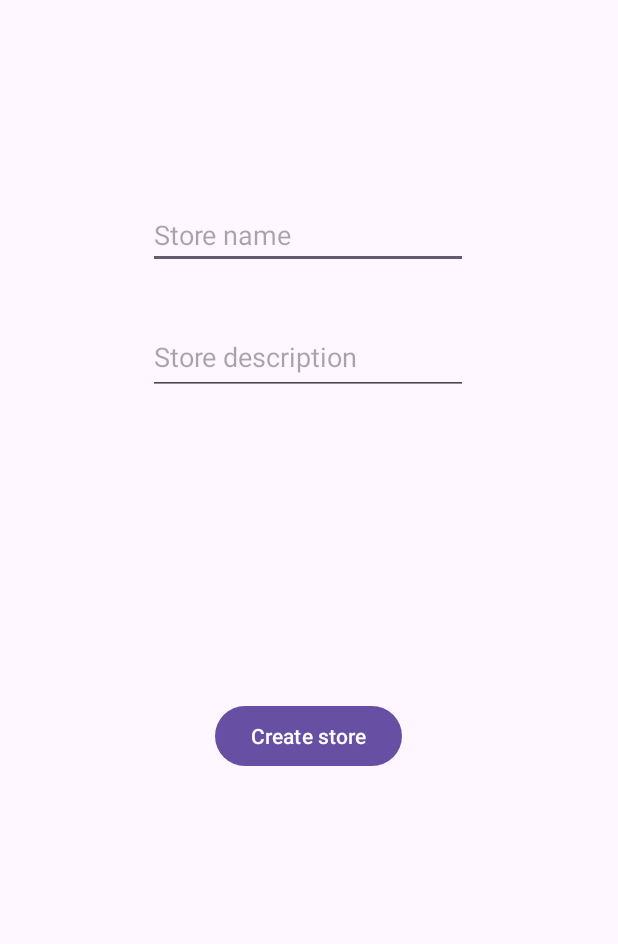
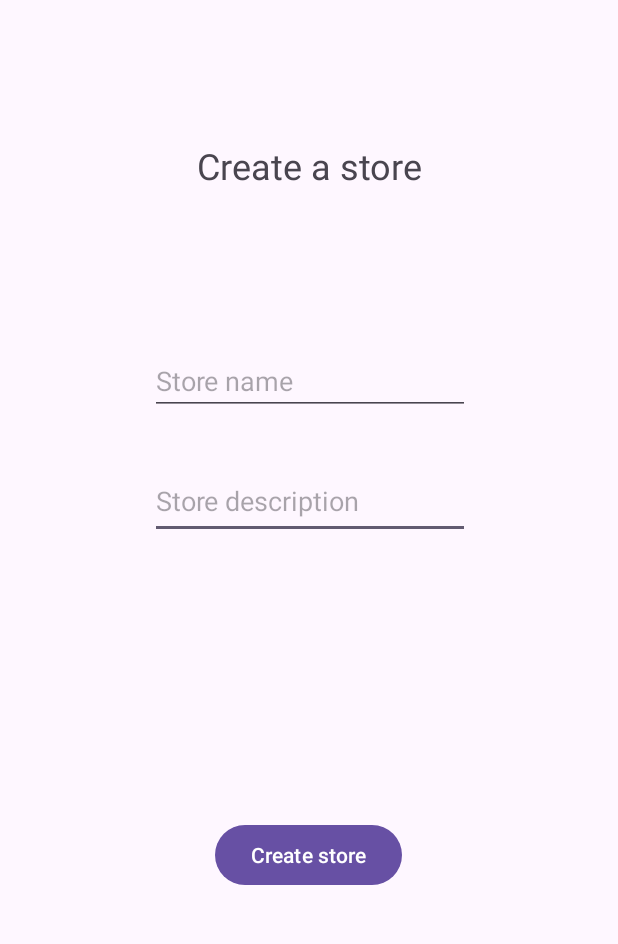
Before and after one commit to michaelz04/Mall-App, an Android app: the CreateStoreActivity screen opened directly, with no data from a screen before it, on a phone screen of 412 x 824 dp, the part 105-1049 px from its top. Run offline under Robolectric (Android 15) with nearby library versions, the light colour scheme and no system bars.

Commit message:
Slightly updated the 'create store activity' view layout

```diff
--- a/app/src/main/res/layout/activity_create_store.xml
+++ b/app/src/main/res/layout/activity_create_store.xml
@@ -20,14 +20,47 @@
         app:layout_constraintStart_toStartOf="parent"
         app:layout_constraintTop_toTopOf="parent" />
 
+    <TextView
+        android:id="@+id/title3"
+        android:layout_width="wrap_content"
+        android:layout_height="wrap_content"
+        android:layout_marginStart="97dp"
+        android:layout_marginTop="164dp"
+        android:layout_marginEnd="97dp"
+        android:text="@string/create_store_description"
+        android:textSize="24sp"
+        app:layout_constraintEnd_toEndOf="parent"
+        app:layout_constraintStart_toStartOf="parent"
+        app:layout_constraintTop_toTopOf="parent" />
+
+    <EditText
+        android:id="@+id/editTextStoreDescription"
+        android:layout_width="wrap_content"
+        android:layout_height="48dp"
+        android:layout_marginStart="100dp"
+        android:layout_marginTop="17dp"
+        android:layout_marginEnd="101dp"
+        android:layout_marginBottom="85dp"
+        android:height="48dp"
+        android:autofillHints="@string/store_description_placeholder"
+        android:ems="10"
+        android:gravity="start|top"
+        android:hint="@string/store_description_placeholder"
+        android:inputType="textMultiLine"
+        app:layout_constraintBottom_toTopOf="@+id/button2"
+        app:layout_constraintEnd_toEndOf="parent"
+        app:layout_constraintHorizontal_bias="0.0"
+        app:layout_constraintStart_toStartOf="parent"
+        app:layout_constraintTop_toBottomOf="@+id/editTextStoreName" />
+
     <EditText
         android:id="@+id/editTextStoreName"
         android:layout_width="wrap_content"
         android:layout_height="wrap_content"
         android:layout_marginStart="100dp"
-        android:layout_marginTop="150dp"
+        android:layout_marginTop="200dp"
         android:layout_marginEnd="101dp"
-        android:layout_marginBottom="18dp"
+        android:layout_marginBottom="17dp"
         android:height="48dp"
         android:autofillHints="@string/store_description_placeholder"
         android:ems="10"
@@ -35,27 +68,9 @@
         android:inputType="text"
         app:layout_constraintBottom_toTopOf="@+id/editTextStoreDescription"
         app:layout_constraintEnd_toEndOf="parent"
+        app:layout_constraintHorizontal_bias="0.0"
         app:layout_constraintStart_toStartOf="parent"
-        app:layout_constraintTop_toBottomOf="@+id/title2" />
-
-    <EditText
-        android:id="@+id/editTextStoreDescription"
-        android:layout_width="wrap_content"
-        android:layout_height="wrap_content"
-        android:layout_marginStart="100dp"
-        android:layout_marginTop="18dp"
-        android:layout_marginEnd="101dp"
-        android:layout_marginBottom="102dp"
-        android:height="48dp"
-        android:ems="10"
-        android:gravity="start|top"
-        android:hint="@string/store_description_placeholder"
-        android:autofillHints="@string/store_description_placeholder"
-        android:inputType="textMultiLine"
-        app:layout_constraintBottom_toTopOf="@+id/button2"
-        app:layout_constraintEnd_toEndOf="parent"
-        app:layout_constraintStart_toStartOf="parent"
-        app:layout_constraintTop_toBottomOf="@+id/editTextStoreName" />
+        app:layout_constraintTop_toBottomOf="@+id/title3" />
 
     <Button
         android:id="@+id/button2"
--- a/app/src/main/res/values/strings.xml
+++ b/app/src/main/res/values/strings.xml
@@ -18,6 +18,7 @@
     <string name="shopper_text">Shopper</string>
     <string name="store_owner_text">Store owner</string>
 
+    <string name="create_store_description">Create a store</string>
     <string name="store_name_placeholder">Store name</string>
     <string name="store_description_placeholder">Store description</string>
     <string name="create_store_button">Create store</string>
```
